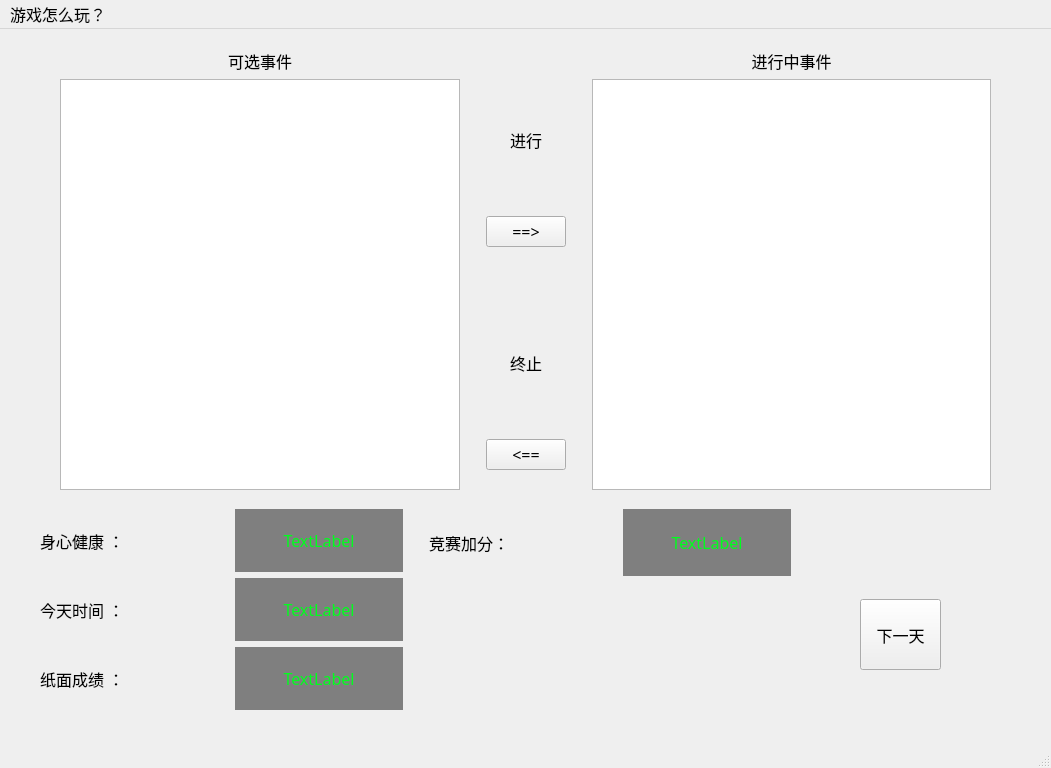
GeoffreyHowe/xiaozhenzuotijia, file xiaozhenzuotijia.ui: the form before one commit.
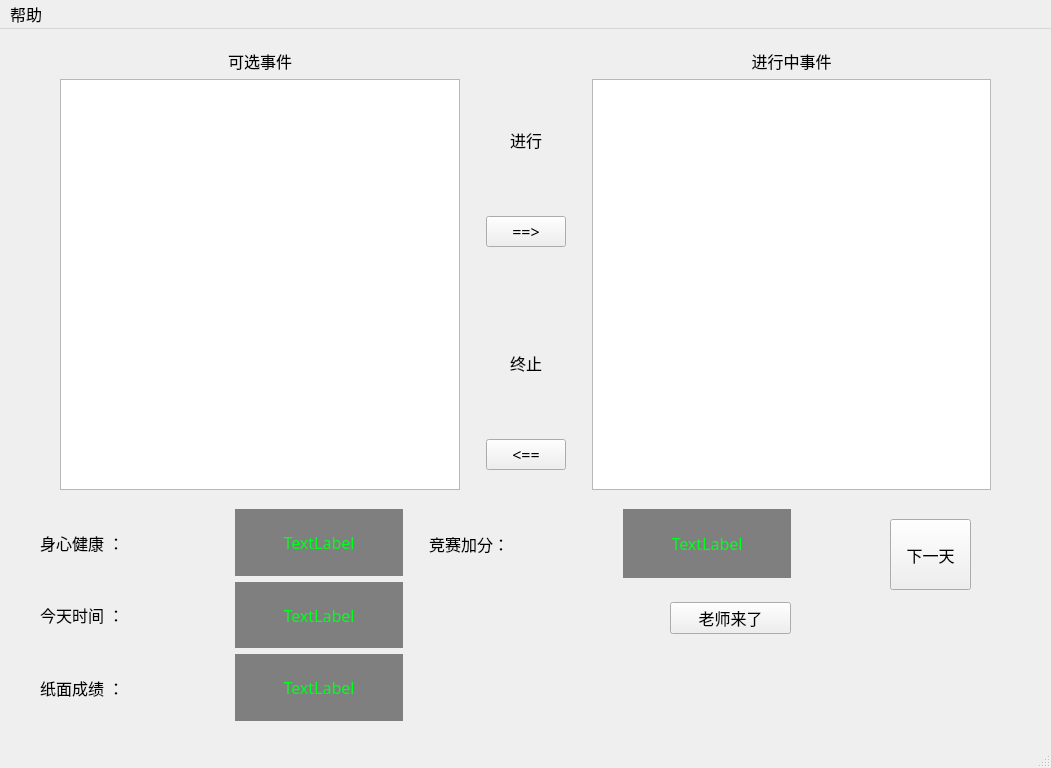
The form after the commit.

Commit message: 添加了“帮助”、“关于”、“老师来了”、“随机事件”多个窗口 还剩游戏结束窗口尚未实现，如果有时间，把排行榜给实现了 剩下主要任务就是debug和修修改改了！

Diff of the .ui file:
```diff
--- a/xiaozhenzuotijia.ui
+++ b/xiaozhenzuotijia.ui
@@ -226,8 +226,8 @@
    <widget class="QPushButton" name="btnNextDay">
     <property name="geometry">
      <rect>
-      <x>860</x>
-      <y>570</y>
+      <x>890</x>
+      <y>490</y>
       <width>81</width>
       <height>71</height>
      </rect>
@@ -242,7 +242,7 @@
       <x>40</x>
       <y>480</y>
       <width>751</width>
-      <height>201</height>
+      <height>212</height>
      </rect>
     </property>
     <layout class="QHBoxLayout" name="horizontalLayout_5" stretch="1,0,1">
@@ -424,17 +424,28 @@
         </layout>
        </item>
        <item>
-        <spacer name="horizontalSpacer_5">
+        <layout class="QHBoxLayout" name="horizontalLayout_7" stretch="2,1">
+         <item>
+          <spacer name="verticalSpacer_10">
          <property name="orientation">
-          <enum>Qt::Horizontal</enum>
+            <enum>Qt::Vertical</enum>
          </property>
          <property name="sizeHint" stdset="0">
           <size>
-           <width>40</width>
-           <height>20</height>
+             <width>20</width>
+             <height>40</height>
           </size>
          </property>
         </spacer>
+         </item>
+         <item>
+          <widget class="QPushButton" name="pushButton">
+           <property name="text">
+            <string>老师来了</string>
+           </property>
+          </widget>
+         </item>
+        </layout>
        </item>
        <item>
         <spacer name="horizontalSpacer_6">
@@ -465,7 +476,7 @@
    </property>
    <widget class="QMenu" name="menu">
     <property name="title">
-     <string>游戏怎么玩？</string>
+     <string>帮助</string>
     </property>
    </widget>
    <addaction name="menu"/>
```
Left out of the diff: 20 changed lines with no effect on the pictures. Lines whose indentation alone changed are shown as unchanged. The commit also changes 28 other files.
